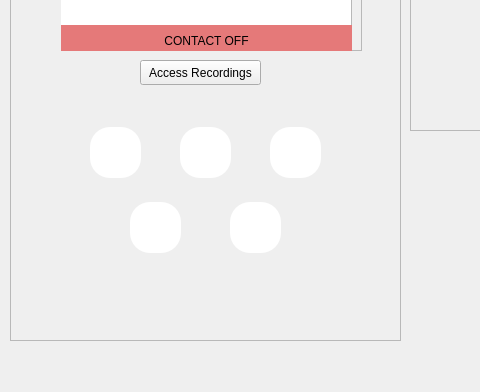
olleosa/3004-CES-Device-Simulator, file ces-device-simulator/mainwindow.ui: the form before one commit; both pictures show x 0 to 480 and y 330 to 722 of the 799 by 722 pixel window.
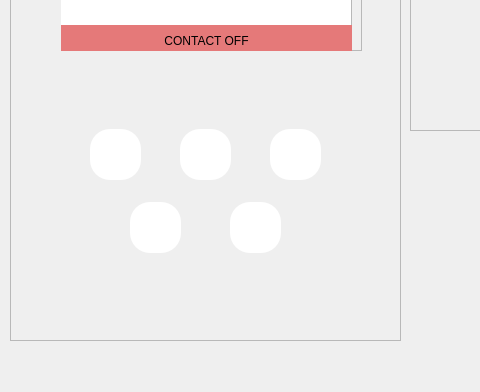
The form after the commit. Icons and pictures are not drawn.

Commit message: clean up buttons and add record therapy button

Patch:
```diff
--- a/ces-device-simulator/mainwindow.ui
+++ b/ces-device-simulator/mainwindow.ui
@@ -36,9 +36,9 @@
      <property name="geometry">
       <rect>
        <x>160</x>
-       <y>600</y>
+       <y>605</y>
        <width>71</width>
-       <height>41</height>
+       <height>31</height>
       </rect>
      </property>
      <property name="styleSheet">
@@ -108,7 +108,7 @@
      <property name="geometry">
       <rect>
        <x>80</x>
-       <y>447</y>
+       <y>449</y>
        <width>51</width>
        <height>51</height>
       </rect>
@@ -147,7 +147,7 @@
      <property name="geometry">
       <rect>
        <x>170</x>
-       <y>447</y>
+       <y>449</y>
        <width>51</width>
        <height>51</height>
       </rect>
@@ -171,7 +171,7 @@
      <property name="geometry">
       <rect>
        <x>260</x>
-       <y>447</y>
+       <y>449</y>
        <width>51</width>
        <height>51</height>
       </rect>
@@ -195,20 +195,22 @@
      <property name="geometry">
       <rect>
        <x>160</x>
-       <y>400</y>
+       <y>388</y>
        <width>71</width>
        <height>41</height>
       </rect>
      </property>
      <property name="styleSheet">
       <string notr="true">QPushButton {
+image: url(:/images/save_white.svg);
+background-color: transparent;
+border-radius: 20px;
+}
+
+QPushButton:pressed {
 image: url(:/images/save.svg);
 background-color: transparent;
 border-radius: 20px;
-}
-
-QPushButton:pressed {
-        background-color: #ffffff;
 }</string>
      </property>
      <property name="text">
@@ -474,14 +476,27 @@
     <widget class="QPushButton" name="accessRecordingsButton">
      <property name="geometry">
       <rect>
-       <x>130</x>
-       <y>380</y>
-       <width>121</width>
-       <height>25</height>
+       <x>305</x>
+       <y>391</y>
+       <width>35</width>
+       <height>35</height>
       </rect>
      </property>
+     <property name="styleSheet">
+      <string notr="true">QPushButton {
+image: url(:/images/record_white.svg);
+background-color: transparent;
+border-radius: 20px;
+}
+
+QPushButton:pressed {
+image: url(:/images/record_treat.svg);
+background-color: transparent;
+border-radius: 20px;
+}</string>
+     </property>
      <property name="text">
-      <string>Access Recordings</string>
+      <string/>
      </property>
     </widget>
     <zorder>displayFrame</zorder>
```
Left out of the diff: 4 changed lines with no effect on the pictures. The commit also changes 7 other files.
